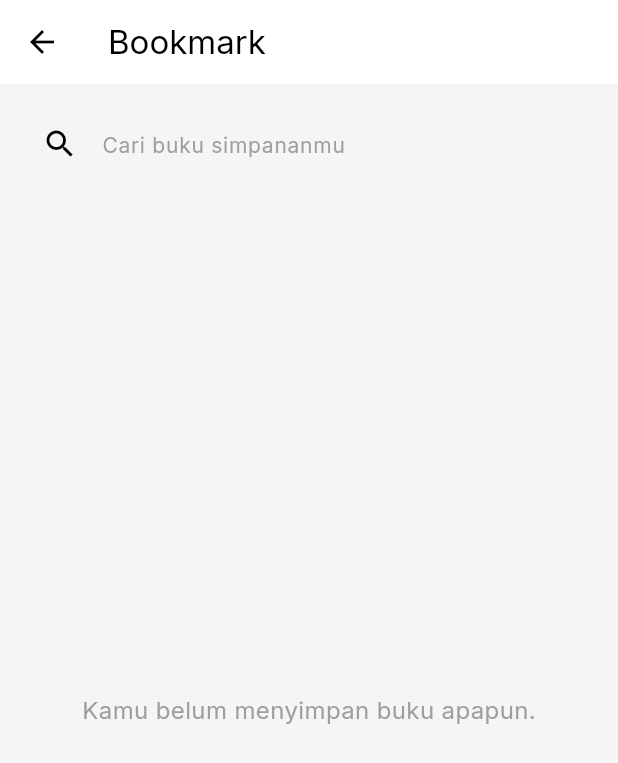
After one commit to ahmadakmalsyafii/Aksara, a Flutter app: the BookmarkPage screen opened directly, on a phone screen of 412 x 824 dp. The commit adds this screen. Shown: the top 763 px of the screen. Run offline on Flutter 3.47's test engine with Material 3 defaults, Android fonts, the phone set to English and light mode, and no system bars; our stand-ins replace cloud_firestore, equatable, firebase_auth, firebase_core, flutter_svg, get_it and 3 more; accounts and stored records are empty; network calls fail.

Commit message:
commit ke-4 search,bookmark

```diff
--- a/lib/models/user_model.dart
+++ b/lib/models/user_model.dart
@@ -2,12 +2,13 @@ class UserModel {
   final String uid;
   final String username;
   final String email;
-  // final num streak;
+  final List<String> bookmarks;
 
   UserModel({
     required this.uid,
     required this.username,
     required this.email,
+    this.bookmarks = const [],
   });
 
   Map<String, dynamic> toMap() {
@@ -15,6 +16,7 @@ class UserModel {
       'uid': uid,
       'username': username,
       'email': email,
+      'bookmarks': bookmarks,
     };
   }
 
@@ -23,6 +25,7 @@ class UserModel {
       uid: map['uid'],
       username: map['username'],
       email: map['email'],
+      bookmarks: List<String>.from(map['bookmarks'] ?? []),
     );
   }
 }
--- /dev/null
+++ b/lib/views/bookmark/bookmark_page.dart
@@ -0,0 +1,81 @@
+import 'package:flutter/material.dart';
+import 'package:aksara/models/book_model.dart';
+import 'package:aksara/services/bookmark_service.dart';
+import 'package:aksara/widgets/book_card_saloka.dart'; // Kita pakai ulang kartu dari Saloka
+
+class BookmarkPage extends StatefulWidget {
+  const BookmarkPage({super.key});
+
+  @override
+  State<BookmarkPage> createState() => _BookmarkPageState();
+}
+
+class _BookmarkPageState extends State<BookmarkPage> {
+  final BookmarkService _bookmarkService = BookmarkService();
+
+  @override
+  Widget build(BuildContext context) {
+    return Scaffold(
+      appBar: AppBar(
+        title: const Text("Bookmark"),
+      ),
+      body: Padding(
+        padding: const EdgeInsets.all(16.0),
+        child: Column(
+          children: [
+            // Search Bar (opsional, bisa ditambahkan nanti)
+            TextField(
+              decoration: InputDecoration(
+                hintText: "Cari buku simpananmu",
+                prefixIcon: const Icon(Icons.search),
+                border: OutlineInputBorder(
+                  borderRadius: BorderRadius.circular(30),
+                  borderSide: BorderSide.none,
+                ),
+                filled: true,
+              ),
+            ),
+            const SizedBox(height: 20),
+            Expanded(
+              child: StreamBuilder<List<BookModel>>(
+                stream: _bookmarkService.getBookmarkedBooks(),
+                builder: (context, snapshot) {
+                  if (snapshot.connectionState == ConnectionState.waiting) {
+                    return const Center(child: CircularProgressIndicator());
+                  }
+                  if (snapshot.hasError) {
+                    return const Center(child: Text("Gagal memuat data."));
+                  }
+                  if (!snapshot.hasData || snapshot.data!.isEmpty) {
+                    return const Center(
+                      child: Text(
+                        "Kamu belum menyimpan buku apapun.",
+                        style: TextStyle(fontSize: 16, color: Colors.grey),
+                      ),
+                    );
+                  }
+
+                  final books = snapshot.data!;
+                  return GridView.builder(
+                    itemCount: books.length,
+                    gridDelegate:
+                    const SliverGridDelegateWithFixedCrossAxisCount(
+                      crossAxisCount: 2,
+                      mainAxisSpacing: 16,
+                      crossAxisSpacing: 16,
+                      childAspectRatio: 0.6,
+                    ),
+                    itemBuilder: (context, index) {
+                      // Tampilkan buku dengan BookCardSaloka atau widget kartu lainnya
+                      return BookCardSaloka(book: books[index]);
+                    },
+                  );
+                },
+              ),
+            ),
+          ],
+        ),
+      ),
+    );
+  }
+}
--- a/lib/views/chapter/chapter_page.dart
+++ b/lib/views/chapter/chapter_page.dart
@@ -79,7 +79,7 @@ class ChapterPage extends StatelessWidget {
                           Navigator.push(
                             context,
                             MaterialPageRoute(
-                              builder: (_) => ChapterContentPage(chapter: chapterItem),
+                              builder: (_) => ChapterContentPage(chapter: chapterItem, bookId: book.id,),
                             ),
                           );
                         },
```
Also changed, not shown: lib/services/book_service.dart (+18 -18 lines), lib/services/bookmark_service.dart (added, +63 -0 lines), lib/services/history_service.dart (+30 -76 lines), lib/views/book/book_detail_page.dart (+33 -6 lines), lib/views/chapter/chapter_content_page.dart (+92 -48 lines), lib/views/quiz/quiz_page.dart (+14 -0 lines), lib/views/quiz/quiz_result_page.dart (+4 -4 lines), lib/views/search/search_page.dart (+36 -49 lines), lib/widgets/custom_top_navbar.dart (+28 -6 lines), assets/icons/ai_icon.svg (added), assets/images/bg_appbar_chapter.png (added), assets/images/result_quiz_failed_mascot.png, lib/views/profile/edit_profile_page.dart (added), lib/views/profile/faq_page.dart (added), 2 more files.
